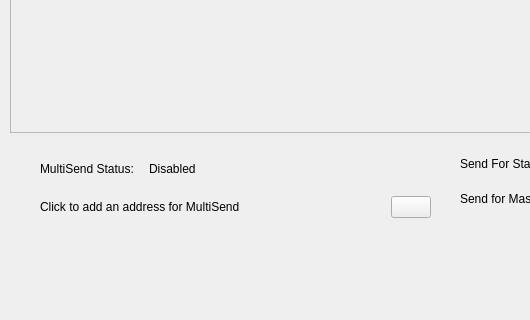
SHTDJ/Bulwark, file src/qt/forms/multisenddialog.ui: the form before one commit; both pictures show x 0 to 530 and y 218 to 538 of the 777 by 538 pixel window.
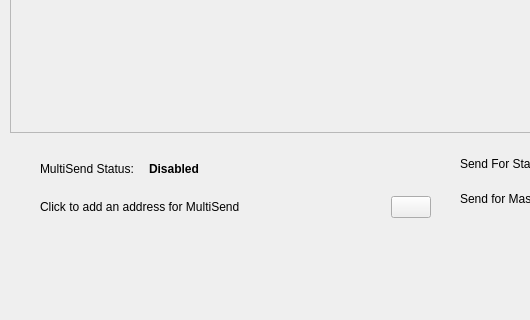
The form after the commit. Icons and pictures are not drawn.

Commit message: improved design a tiny bit more

What changed in the file:
```diff
--- a/src/qt/forms/multisenddialog.ui
+++ b/src/qt/forms/multisenddialog.ui
@@ -168,6 +168,12 @@
           <verstretch>0</verstretch>
          </sizepolicy>
         </property>
+        <property name="font">
+         <font>
+          <weight>75</weight>
+          <bold>true</bold>
+         </font>
+        </property>
         <property name="text">
          <string>Disabled</string>
         </property>
```
The commit also changes 1 other file.
